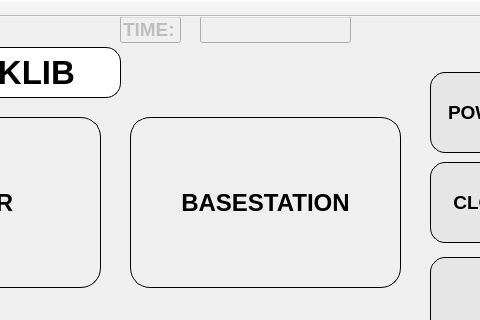
Qt form RTKBASE/mainwindow.ui (Francklin2/RTKLIB_Touchscreen_GUI) before a commit; both pictures show x 180 to 660 and y 0 to 320 of the 800 by 480 pixel window.
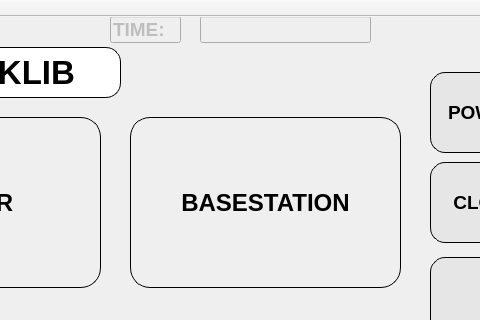
The same form after that commit.

Commit message: Change again the time textbox size to hzvr z complete dislay of the time

Patch:
```diff
--- a/RTKBASE/mainwindow.ui
+++ b/RTKBASE/mainwindow.ui
@@ -68,9 +68,9 @@
     </property>
     <property name="geometry">
      <rect>
-      <x>300</x>
+      <x>290</x>
       <y>-1</y>
-      <width>61</width>
+      <width>71</width>
       <height>27</height>
      </rect>
     </property>
@@ -93,7 +93,7 @@
      <rect>
       <x>380</x>
       <y>-1</y>
-      <width>151</width>
+      <width>171</width>
       <height>27</height>
      </rect>
     </property>
```
Left out of the diff: 2 changed lines with no effect on the pictures.
